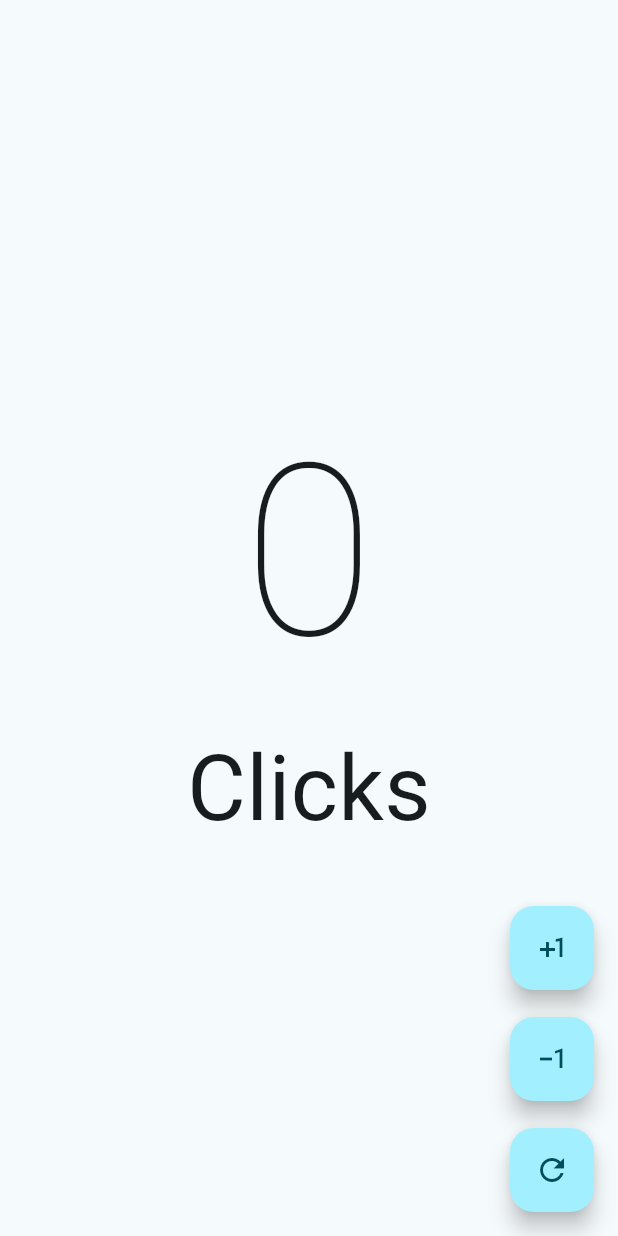
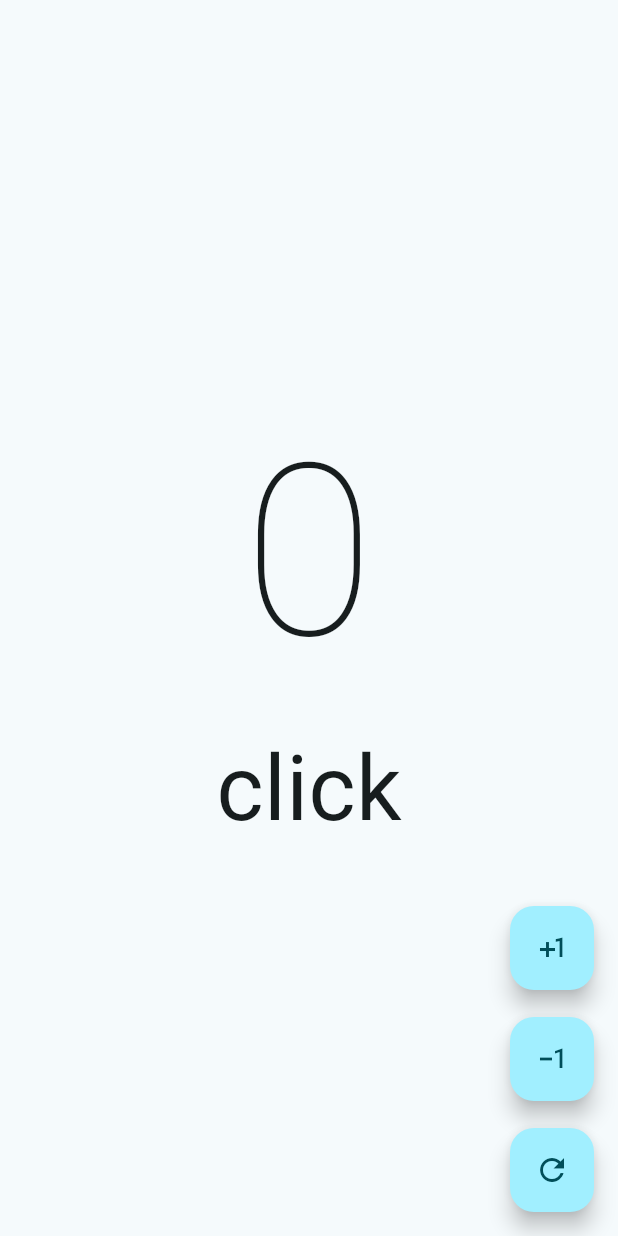
Before and after one commit to MAUMAU101/increment, a Flutter app: the screen it shows after launch, on a phone screen of 412 x 824 dp. Run offline on Flutter 3.47's test engine with Material 2 defaults, Android fonts, the phone set to English and light mode, and no system bars.

Commit message:
counter added to appear as Click or Clicks

```diff
--- a/lib/presentation/screens/counter/counter_screen.dart
+++ b/lib/presentation/screens/counter/counter_screen.dart
@@ -12,6 +12,8 @@ class _CounterState extends State<Counter> {
 
   @override
   Widget build(BuildContext context) {
+    String counterText = clickCounter == 1 || clickCounter == 0 ? 'click' : 'clicks';
+
     return Scaffold(
       body: Center(
         child: Column(
@@ -21,7 +23,10 @@ class _CounterState extends State<Counter> {
               '$clickCounter',
               style: const TextStyle(fontSize: 160, fontWeight: FontWeight.w100),
             ),
-            const Text('Clicks', style: TextStyle(fontSize: 60)),
+            Text(
+              counterText,
+              style: const TextStyle(fontSize: 60),
+            ),
           ],
         ),
       ),
```
